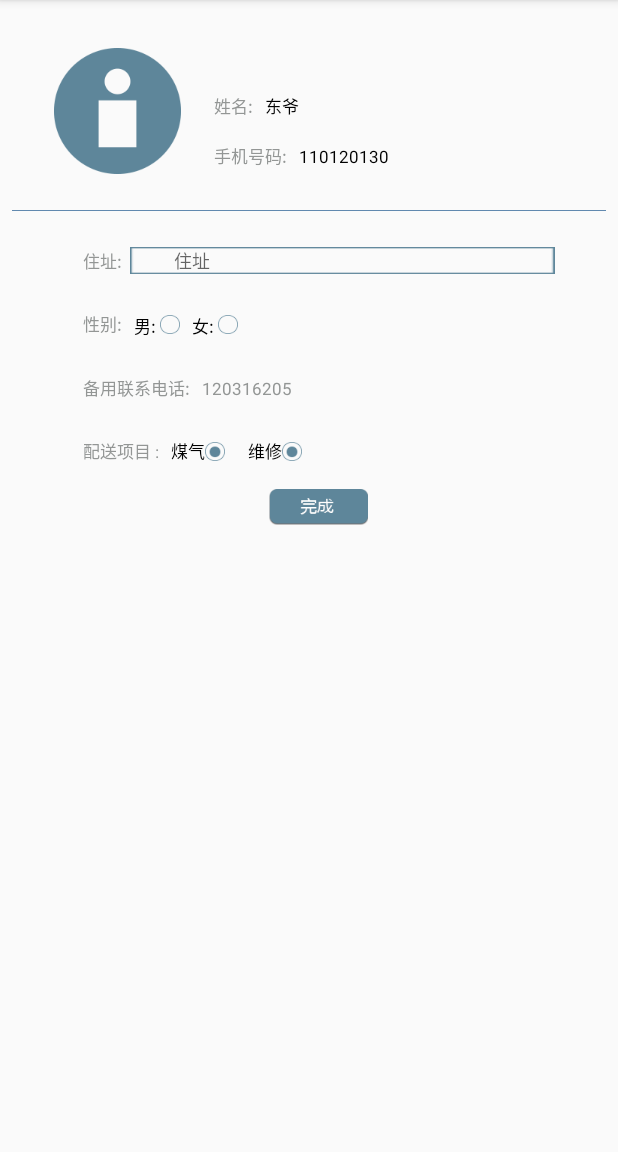
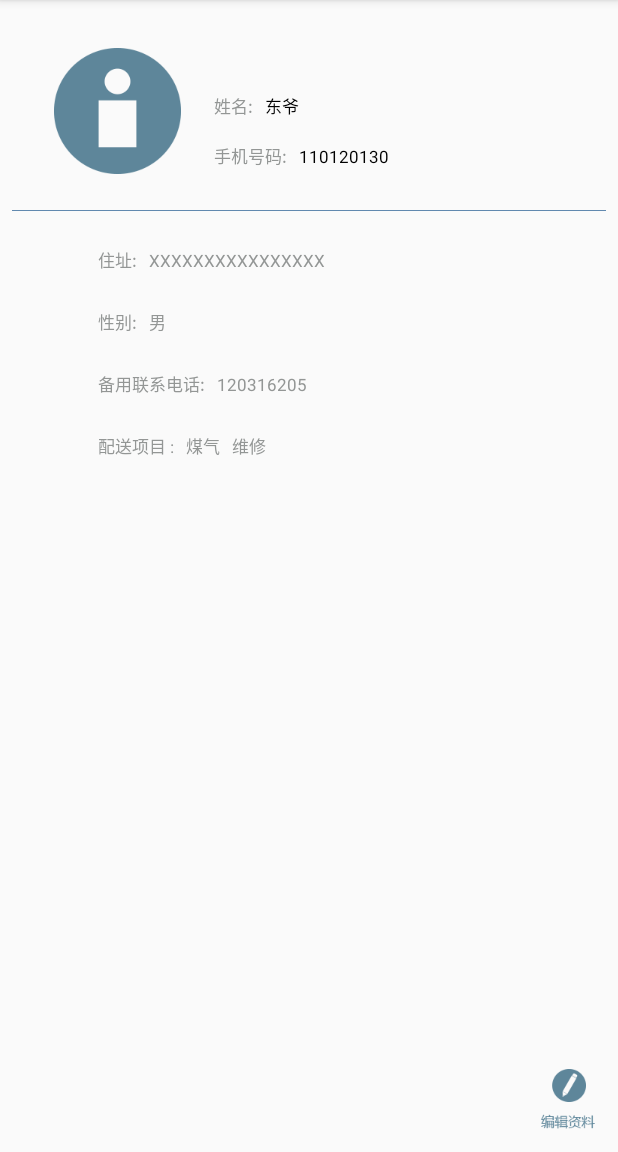
Before and after one commit to ghjfdk520/Epiboly, an Android app: the fragment PersonalFrament shown on its own in the app's theme, on a phone screen of 412 x 824 dp, the part 84-1236 px from its top. Run offline under Robolectric (Android 15) with nearby library versions, the phone set to English and light mode, and no system bars.

Commit message:
个人中心界面

```diff
--- a/app/build.gradle
+++ b/app/build.gradle
@@ -6,7 +6,7 @@ android {
 
     defaultConfig {
         applicationId "com.gas.epiboly"
-        minSdkVersion 8
+        minSdkVersion 11
         targetSdkVersion 22
         versionCode 1
         versionName "1.0"
--- a/app/src/main/java/com/gas/ui/fragment/PersonalFrament.java
+++ b/app/src/main/java/com/gas/ui/fragment/PersonalFrament.java
@@ -1,9 +1,16 @@
 package com.gas.ui.fragment;
 
+import android.app.Activity;
 import android.os.Bundle;
 import android.view.LayoutInflater;
 import android.view.View;
 import android.view.ViewGroup;
+import android.widget.CheckBox;
+import android.widget.EditText;
+import android.widget.ImageView;
+import android.widget.LinearLayout;
+import android.widget.RadioGroup;
+import android.widget.TextView;
 
 import com.gas.epiboly.R;
 import com.gas.ui.common.BaseFragment;
@@ -11,10 +18,72 @@ import com.gas.ui.common.BaseFragment;
 /**
  * Created by Heart on 2015/7/22.
  */
-public class PersonalFrament extends BaseFragment {
+public class PersonalFrament extends BaseFragment implements View.OnClickListener {
+
+    private Activity mActivity;
+    private View rootView;
+
+    private LinearLayout ly_text_personal;
+    private LinearLayout ly_edit_personal;
+    private TextView user_address;  //地址
+    private TextView user_sex;      //性别
+    private TextView user_alternate_phone;  //备用电话
+    private TextView user_service;   //服务项目
+    private ImageView personal_modified_data;
+    private ImageView personal_edit_save;
+    private EditText edit_user_address;
+    private EditText user_edit_alternate_phone;
+    private RadioGroup sex_radioGrop;
+    private CheckBox checkbox_deliver_gas;
+    private CheckBox checkbox_repair;
+
     @Override
     public View onCreateView(LayoutInflater inflater, ViewGroup container, Bundle savedInstanceState) {
-        return  inflater.inflate(R.layout.fragment_personal,container,
+        return inflater.inflate(R.layout.fragment_personal, container,
                 false);
     }
+
+    @Override
+    public void onActivityCreated(Bundle savedInstanceState) {
+        super.onActivityCreated(savedInstanceState);
+        mActivity = this.getActivity();
+        rootView = getView();
+        init();
+        initListener();
+    }
+
+    public void init() {
+        ly_text_personal = (LinearLayout) rootView.findViewById(R.id.ly_text_personal);
+        ly_edit_personal = (LinearLayout) rootView.findViewById(R.id.ly_edit_personal);
+        user_address = (TextView) rootView.findViewById(R.id.user_address);
+        user_sex = (TextView) rootView.findViewById(R.id.user_sex);
+        user_alternate_phone = (TextView) rootView.findViewById(R.id.user_alternate_phone);
+        user_service = (TextView) rootView.findViewById(R.id.user_service);
+        personal_modified_data = (ImageView) rootView.findViewById(R.id.personal_modified_data);
+        personal_edit_save = (ImageView) rootView.findViewById(R.id.personal_edit_save);
+        edit_user_address = (EditText) rootView.findViewById(R.id.edit_user_address);
+        user_edit_alternate_phone = (EditText) rootView.findViewById(R.id.user_edit_alternate_phone);
+        sex_radioGrop = (RadioGroup) rootView.findViewById(R.id.sex_radioGrop);
+        checkbox_deliver_gas = (CheckBox) rootView.findViewById(R.id.checkbox_deliver_gas);
+        checkbox_repair = (CheckBox) rootView.findViewById(R.id.checkbox_repair);
+    }
+
+    public void initListener() {
+        personal_modified_data.setOnClickListener(this);
+        personal_edit_save.setOnClickListener(this);
+    }
+
+    @Override
+    public void onClick(View v) {
+        switch (v.getId()) {
+            case R.id.personal_modified_data:
+                ly_text_personal.setVisibility(View.GONE);
+                ly_edit_personal.setVisibility(View.VISIBLE);
+                break;
+            case R.id.personal_edit_save:
+                ly_text_personal.setVisibility(View.VISIBLE);
+                ly_edit_personal.setVisibility(View.GONE);
+                break;
+        }
+    }
 }
--- a/app/src/main/java/com/gas/utils/LightTimer.java
+++ b/app/src/main/java/com/gas/utils/LightTimer.java
@@ -148,8 +148,10 @@ public abstract class LightTimer
             if ( shouldRun && mRunCount++ < mRunBout )
             {
                 LightTimer.this.run( LightTimer.this );
+            }else {
+                mHandler.removeCallbacks( this );
+                return;
             }
-
             mHandler.removeCallbacks( this );
             mHandler.postDelayed( this , mLoopTime );
         }
--- a/app/src/main/res/layout/fragment_personal.xml
+++ b/app/src/main/res/layout/fragment_personal.xml
@@ -68,11 +68,12 @@
 
 
     <LinearLayout
+        android:id="@+id/ly_text_personal"
         android:layout_width="match_parent"
         android:layout_height="match_parent"
         android:orientation="vertical"
         android:paddingLeft="65dip"
-        android:visibility="gone">
+         >
 
         <LinearLayout
             android:layout_width="wrap_content"
@@ -105,7 +106,7 @@
                 android:id="@+id/user_sex"
                 style="@style/font_personal_gray"
                 android:layout_marginLeft="8dip"
-                android:text="女" />
+                android:text="男" />
         </LinearLayout>
 
         <LinearLayout
@@ -136,18 +137,30 @@
                 android:text="配送项目 :" />
 
             <TextView
-                android:id="@+id/user_servic"
+                android:id="@+id/user_service"
                 style="@style/font_personal_gray"
                 android:layout_marginLeft="8dip"
                 android:text="煤气   维修" />
         </LinearLayout>
+        <RelativeLayout
+            style="@style/hweight_wfill">
 
+            <ImageView
+                android:id="@+id/personal_modified_data"
+                style="@style/double_wrap"
+                android:layout_alignParentBottom="true"
+                android:layout_alignParentRight="true"
+                android:layout_margin="15dip"
+                android:src="@drawable/personal_modified_data" />
+        </RelativeLayout>
     </LinearLayout>
 
 
     <LinearLayout
+        android:id="@+id/ly_edit_personal"
         android:layout_width="match_parent"
         android:layout_height="match_parent"
+        android:visibility="gone"
         android:orientation="vertical"
         android:paddingLeft="55dip"
         android:paddingRight="42dip">
@@ -183,6 +196,7 @@
 
 
             <RadioGroup
+                android:id="@+id/sex_radioGrop"
                 android:layout_width="wrap_content"
                 android:layout_height="wrap_content"
                 android:orientation="horizontal">
@@ -190,6 +204,7 @@
                 <TextView
                     style="@style/font_personal_black"
                     android:layout_marginLeft="8dip"
+                    android:layout_marginRight="4dip"
                     android:text="男: " />
 
                 <RadioButton
@@ -200,6 +215,7 @@
                 <TextView
                     style="@style/font_personal_black"
                     android:layout_marginLeft="8dip"
+                    android:layout_marginRight="4dip"
                     android:text="女: " />
 
                 <RadioButton
@@ -211,7 +227,7 @@
         </LinearLayout>
 
         <LinearLayout
-            android:layout_width="wrap_content"
+            android:layout_width="match_parent"
             android:layout_height="wrap_content"
             android:layout_marginTop="24dip"
             android:orientation="horizontal">
@@ -220,9 +236,9 @@
                 style="@style/font_personal_gray"
                 android:text="备用联系电话:" />
 
-            <TextView
-                android:id="@+id/user_alternate_phone"
-                style="@style/font_personal_gray"
+            <EditText
+                android:id="@+id/user_edit_alternate_phone"
+                style="@style/edit_personal_gray"
                 android:layout_marginLeft="8dip"
                 android:text="120316205" />
         </LinearLayout>
@@ -244,10 +260,12 @@
                 android:text="煤气" />
 
             <CheckBox
+                android:id="@+id/checkbox_deliver_gas"
                 android:layout_width="wrap_content"
                 android:layout_height="wrap_content"
                 android:button="@drawable/personal_radio"
                 android:checked="true" />
+
             <TextView
 
                 style="@style/font_personal_black"
@@ -255,6 +273,7 @@
                 android:text="维修" />
 
             <CheckBox
+                android:id="@+id/checkbox_repair"
                 android:layout_width="wrap_content"
                 android:layout_height="wrap_content"
                 android:button="@drawable/personal_radio"
@@ -262,14 +281,14 @@
         </LinearLayout>
 
 
-        <ImageView
-            android:layout_marginTop="55dp"
-            android:layout_gravity="center_horizontal"
-            style="@style/double_wrap"
-            android:layout_alignParentBottom="true"
-            android:layout_alignParentRight="true"
-            android:layout_margin="15dip"
-            android:src="@drawable/personal_edit_save" />
+
+            <ImageView
+                android:id="@+id/personal_edit_save"
+                style="@style/double_wrap"
+                android:layout_gravity="center_horizontal"
+                android:layout_marginTop="55dp"
+                android:src="@drawable/personal_edit_save" />
+
     </LinearLayout>
 
 
```
